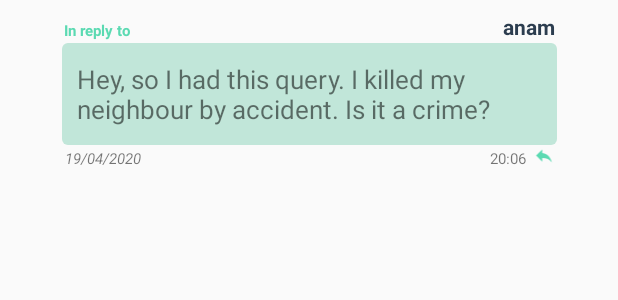
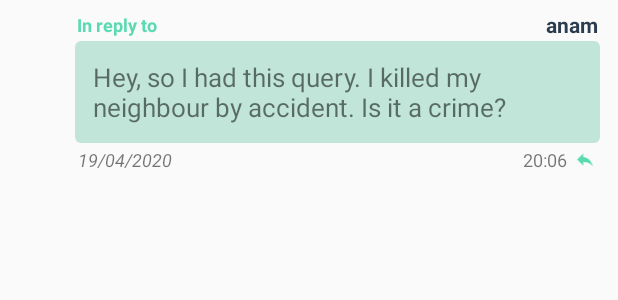
Before and after one commit to anomaly-fr/CrimeScene, an Android app: the layout civilian_chatbubble.xml on its own in the app's theme, with its tools: preview values and no code run, on a phone screen of 412 x 824 dp. Shown: the top 300 px of the screen. Run offline under Robolectric (Android 15) with nearby library versions, the phone set to English and light mode, and no system bars; Roboto replaces fonts that are not available here.

Commit message:
Little modifications

```diff
--- a/app/src/main/res/layout/civilian_chatbubble.xml
+++ b/app/src/main/res/layout/civilian_chatbubble.xml
@@ -3,7 +3,11 @@
     xmlns:app="http://schemas.android.com/apk/res-auto"
     xmlns:tools="http://schemas.android.com/tools"
     android:layout_width="match_parent"
-    android:layout_height="120dp"
+    android:layout_height="wrap_content"
+    android:paddingTop="8dp"
+    android:paddingBottom="8dp"
+    android:paddingStart="12dp"
+    android:paddingEnd="12dp"
     android:orientation="vertical"
 
     android:padding="5dp">
@@ -11,27 +15,24 @@
     <TextView
         android:id="@+id/message_content"
 
-        android:layout_width="330dp"
+        android:layout_width="wrap_content"
         android:layout_height="wrap_content"
+        android:background="@drawable/civilian_chatbubble"
 
-        android:background="@drawable/civilian_chatbubble"
         android:fontFamily="@font/roboto"
         android:inputType="textMultiLine"
+        android:maxWidth="350dp"
+        android:minWidth="275dp"
 
-        android:paddingLeft="10dp"
-        android:paddingTop="12dp"
-        android:paddingBottom="12dp"
+        android:padding="12dp"
+        android:text="@string/samle_text"
 
-        android:text="@string/samle_text"
         android:textSize="17sp"
         app:layout_constraintBottom_toBottomOf="parent"
 
 
         app:layout_constraintEnd_toEndOf="parent"
-        app:layout_constraintHorizontal_bias="0.506"
-        app:layout_constraintStart_toStartOf="parent"
-        app:layout_constraintTop_toTopOf="parent"
-        app:layout_constraintVertical_bias="0.566" />
+        app:layout_constraintTop_toTopOf="parent" />
 
     <TextView
         android:id="@+id/from_TV"
@@ -40,12 +41,11 @@
         android:padding="1dp"
         android:text="anam"
         android:textColor="@color/colorSecondary"
+
         android:textStyle="bold"
-
         app:layout_constraintBottom_toTopOf="@+id/message_content"
         app:layout_constraintEnd_toEndOf="@+id/message_content"
-        app:layout_constraintHorizontal_bias="1.0"
-        app:layout_constraintStart_toStartOf="@+id/message_content" />
+        app:layout_constraintTop_toTopOf="parent" />
 
     <TextView
         android:id="@+id/invis"
@@ -54,25 +54,25 @@
         android:padding="1dp"
         android:text="In reply to "
         android:textColor="@color/colorPrimary"
-        android:textSize="10dp"
+        android:textSize="12sp"
         android:textStyle="bold"
         android:visibility="visible"
 
         app:layout_constraintBottom_toTopOf="@+id/message_content"
-        app:layout_constraintEnd_toEndOf="@+id/message_content"
+        app:layout_constraintEnd_toStartOf="@+id/from_TV"
         app:layout_constraintHorizontal_bias="0.0"
-        app:layout_constraintStart_toStartOf="@+id/message_content" />
+        app:layout_constraintStart_toStartOf="@+id/message_content"
+        app:layout_constraintTop_toTopOf="parent" />
 
     <TextView
         android:id="@+id/message_date"
-        android:layout_width="70dp"
+        android:layout_width="wrap_content"
         android:layout_height="wrap_content"
         android:padding="2dp"
         android:text="19/04/2020"
-        android:textSize="10dp"
+        android:textSize="12sp"
         android:textStyle="italic"
-        app:layout_constraintEnd_toEndOf="parent"
-        app:layout_constraintHorizontal_bias="0.0"
+        app:layout_constraintBottom_toBottomOf="parent"
         app:layout_constraintStart_toStartOf="@+id/message_content"
         app:layout_constraintTop_toBottomOf="@+id/message_content" />
 
@@ -81,23 +81,22 @@
         android:layout_width="20dp"
         android:layout_height="14dp"
         android:src="@drawable/ic_reply_black_24dp"
+        app:layout_constraintBottom_toBottomOf="@+id/message_time"
         app:layout_constraintEnd_toEndOf="@+id/message_content"
-        app:layout_constraintHorizontal_bias="0.0"
-        app:layout_constraintStart_toEndOf="@+id/message_time"
         app:layout_constraintTop_toTopOf="@+id/message_time" />
 
     <TextView
         android:id="@+id/message_time"
-        android:layout_width="70dp"
+        android:layout_width="wrap_content"
         android:layout_height="wrap_content"
+        android:gravity="end"
         android:padding="2dp"
         android:text="20:06"
         android:textAlignment="viewEnd"
-        android:textSize="10dp"
 
-        app:layout_constraintEnd_toEndOf="@+id/message_content"
-        app:layout_constraintHorizontal_bias="0.937"
-        app:layout_constraintStart_toStartOf="parent"
+        android:textSize="12sp"
+        app:layout_constraintBottom_toBottomOf="parent"
+        app:layout_constraintEnd_toStartOf="@+id/reply_button"
         app:layout_constraintTop_toBottomOf="@+id/message_content" />
 
 
```
Also changed, not shown: app/src/main/java/com/example/crimescene/TipsFragment.java (+11 -0 lines), app/src/main/res/layout/tips_layout.xml (+41 -21 lines).
